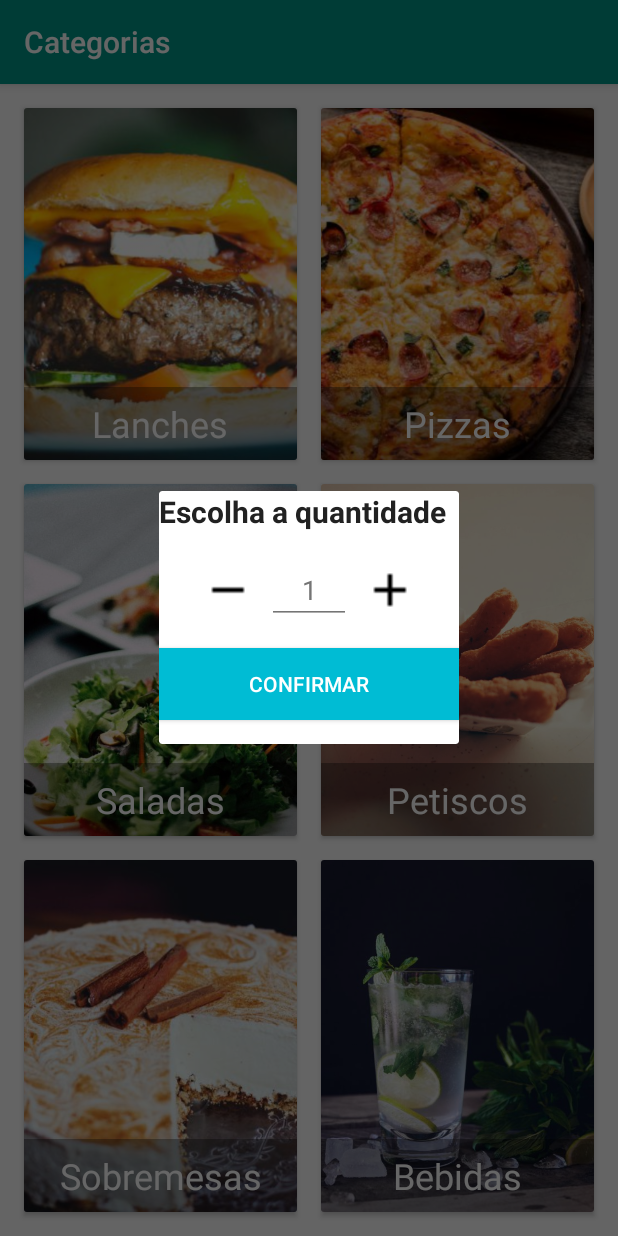
After one commit to FelipeGaleote/AndroidRestaurante, an Android app: the fragment AddProductDialogFragment placed in its activity, on a phone screen of 412 x 824 dp. The commit adds this screen. Run offline under Robolectric (Android 15) with nearby library versions, the phone set to English and light mode, and no system bars; our stand-ins replace ButterKnife; 1 statement that could not run was skipped.

Commit message:
Implementa a tela de pedir produto e a opção de selecionar quantidade

```diff
--- a/app/src/main/java/com/perrest/restaurante/sincpedidos/presentation/adapter/ProductsListAdapter.java
+++ b/app/src/main/java/com/perrest/restaurante/sincpedidos/presentation/adapter/ProductsListAdapter.java
@@ -1,37 +1,45 @@
 package com.perrest.restaurante.sincpedidos.presentation.adapter;
 
 import android.content.Context;
+import android.os.Bundle;
 import android.support.annotation.NonNull;
+import android.support.v4.app.DialogFragment;
+import android.support.v4.app.FragmentManager;
 import android.support.v7.widget.RecyclerView;
 import android.view.LayoutInflater;
 import android.view.View;
 import android.view.ViewGroup;
 import android.widget.ImageView;
 import android.widget.TextView;
+import android.widget.Toast;
 
 import com.perrest.restaurante.sincpedidos.R;
 import com.perrest.restaurante.sincpedidos.domain.entity.Produto;
+import com.perrest.restaurante.sincpedidos.presentation.fragment.AddProductDialogFragment;
 
+import java.io.Serializable;
 import java.util.ArrayList;
 
 import butterknife.BindView;
 import butterknife.ButterKnife;
 
-public class ProductsListAdapter extends RecyclerView.Adapter {
+public class ProductsListAdapter extends RecyclerView.Adapter implements AddProductDialogFragment.OnClickListener, Serializable {
 
     private ArrayList<Produto> products;
     private Context context;
+    private FragmentManager fragmentManager;
 
-    public ProductsListAdapter(Context context, ArrayList<Produto> products) {
+    public ProductsListAdapter(Context context, ArrayList<Produto> products, FragmentManager fragmentManager) {
         this.context = context;
         this.products = products != null ? products : new ArrayList<>();
+        this.fragmentManager = fragmentManager;
     }
 
     @NonNull
     @Override
     public RecyclerView.ViewHolder onCreateViewHolder(@NonNull ViewGroup parent, int viewType) {
         View view = LayoutInflater.from(parent.getContext())
-                .inflate(R.layout.item_product,parent,false);
+                .inflate(R.layout.item_product, parent, false);
         return new ViewHolder(view);
     }
 
@@ -41,12 +49,24 @@ public class ProductsListAdapter extends RecyclerView.Adapter {
         Produto product = products.get(position);
         viewHolder.productName.setText(product.getNome());
         viewHolder.productDescription.setText(product.getDescricao());
-        viewHolder.productPrice.setText(String.format("R$ %.2f",product.getValor()));
+        viewHolder.productPrice.setText(String.format("R$ %.2f", product.getValor()));
+        viewHolder.productBuy.setOnClickListener(v -> {
+            Bundle bundle = new Bundle();
+            bundle.putSerializable("listener", this);
+            DialogFragment dialog = new AddProductDialogFragment();
+            dialog.setArguments(bundle);
+            dialog.show(fragmentManager, "AddProductDialogFragment");
+        });
     }
 
     @Override
     public int getItemCount() {
         return products.size();
+    }
+
+    @Override
+    public void onConfirmClick(String quantity) {
+        Toast.makeText(context, "Você acaba de pedir " + quantity + " produtos!", Toast.LENGTH_LONG).show();
     }
 
     protected class ViewHolder extends RecyclerView.ViewHolder {
@@ -58,10 +78,12 @@ public class ProductsListAdapter extends RecyclerView.Adapter {
         TextView productDescription;
         @BindView(R.id.product_price)
         TextView productPrice;
+        @BindView(R.id.product_buy)
+        ImageView productBuy;
 
         ViewHolder(View itemView) {
             super(itemView);
-            ButterKnife.bind(this,itemView);
+            ButterKnife.bind(this, itemView);
         }
     }
 }
--- /dev/null
+++ b/app/src/main/java/com/perrest/restaurante/sincpedidos/presentation/fragment/AddProductDialogFragment.java
@@ -0,0 +1,66 @@
+package com.perrest.restaurante.sincpedidos.presentation.fragment;
+
+
+import android.os.Bundle;
+import android.support.v4.app.DialogFragment;
+import android.view.LayoutInflater;
+import android.view.View;
+import android.view.ViewGroup;
+import android.widget.Button;
+import android.widget.EditText;
+import android.widget.ImageView;
+
+import com.perrest.restaurante.sincpedidos.R;
+
+import butterknife.BindView;
+import butterknife.ButterKnife;
+
+
+public class AddProductDialogFragment extends DialogFragment {
+
+    public interface OnClickListener {
+        void onConfirmClick(String quantity);
+    }
+
+    @BindView(R.id.dialog_plus_button)
+    protected ImageView plusButton;
+    @BindView(R.id.dialog_minus_button)
+    protected ImageView minusButton;
+    @BindView(R.id.dialog_confirm_button)
+    protected Button confirmButton;
+    @BindView(R.id.dialog_counter)
+    protected EditText quantityEditText;
+
+    private OnClickListener listener;
+    public AddProductDialogFragment() {
+        // Required empty public constructor
+    }
+
+    @Override
+    public View onCreateView(LayoutInflater inflater, ViewGroup container,
+                             Bundle savedInstanceState) {
+        View view = inflater.inflate(R.layout.dialog_add_product, container, false);
+
+        ButterKnife.bind(this,view);
+
+        listener = (OnClickListener) getArguments().getSerializable("listener");
+
+        plusButton.setOnClickListener(v -> {
+            int quantity = Integer.valueOf(quantityEditText.getText().toString());
+            quantity++;
+            quantityEditText.setText(String.valueOf(quantity));
+        });
+
+        minusButton.setOnClickListener(v -> {
+            int quantity = Integer.valueOf(quantityEditText.getText().toString());
+            quantity--;
+            quantityEditText.setText(String.valueOf(quantity));
+        });
+
+        confirmButton.setOnClickListener(v -> {
+            listener.onConfirmClick(quantityEditText.getText().toString());
+            dismiss();
+        });
+        return view;
+    }
+}
--- a/app/src/main/java/com/perrest/restaurante/sincpedidos/presentation/fragment/ProductsListFragment.java
+++ b/app/src/main/java/com/perrest/restaurante/sincpedidos/presentation/fragment/ProductsListFragment.java
@@ -47,7 +47,7 @@ public class ProductsListFragment extends Fragment {
             category = "Produtos";
         }
         ArrayList<Produto> products = generateFakeProducts();
-        ProductsListAdapter adapter = new ProductsListAdapter(getContext(), products);
+        ProductsListAdapter adapter = new ProductsListAdapter(getContext(), products,getActivity().getSupportFragmentManager());
         recyclerView.setAdapter(adapter);
         recyclerView.setLayoutManager(new LinearLayoutManager(getContext()));
         recyclerView.getAdapter().notifyDataSetChanged();
--- /dev/null
+++ b/app/src/main/res/layout/dialog_add_product.xml
@@ -0,0 +1,69 @@
+<?xml version="1.0" encoding="utf-8"?>
+<android.support.constraint.ConstraintLayout xmlns:android="http://schemas.android.com/apk/res/android"
+    android:layout_width="match_parent"
+    android:layout_height="wrap_content"
+    android:layout_margin="8dp"
+    xmlns:app="http://schemas.android.com/apk/res-auto">
+
+    <TextView
+        android:id="@+id/dialog_title"
+        android:layout_width="match_parent"
+        android:layout_height="wrap_content"
+        android:text="Escolha a quantidade"
+        android:textAlignment="center"
+        android:textColor="@color/colorPrimaryText"
+        android:textStyle="bold"
+        android:textSize="20sp"/>
+
+    <LinearLayout
+        android:id="@+id/dialog_quantity_selector"
+        android:layout_width="match_parent"
+        android:layout_height="wrap_content"
+        android:gravity="center"
+        android:layout_margin="16dp"
+        app:layout_constraintTop_toBottomOf="@id/dialog_title"
+        app:layout_constraintStart_toStartOf="parent"
+        app:layout_constraintEnd_toEndOf="parent">
+
+        <ImageView
+            android:id="@+id/dialog_minus_button"
+            android:layout_width="wrap_content"
+            android:layout_height="wrap_content"
+            android:src="@drawable/ic_remove_black" />
+
+        <EditText
+            android:id="@+id/dialog_counter"
+            android:layout_width="56dp"
+            android:layout_height="wrap_content"
+            android:maxLines="1"
+            android:textAlignment="center"
+            android:text="1"
+            android:layout_marginStart="8dp"
+            android:layout_marginEnd="8dp"
+            android:enabled="false"
+            android:textColor="@color/colorSecondaryText"/>
+
+        <ImageView
+            android:id="@+id/dialog_plus_button"
+            android:layout_width="wrap_content"
+            android:layout_height="wrap_content"
+            android:src="@drawable/ic_add_black" />
+
+    </LinearLayout>
+
+    <Button
+        android:id="@+id/dialog_confirm_button"
+        android:layout_width="200dp"
+        android:layout_height="wrap_content"
+        app:layout_constraintTop_toBottomOf="@id/dialog_quantity_selector"
+        app:layout_constraintStart_toStartOf="parent"
+        app:layout_constraintEnd_toEndOf="parent"
+        app:layout_constraintBottom_toBottomOf="parent"
+        android:layout_marginTop="16dp"
+        android:layout_marginBottom="16dp"
+        android:background="@color/colorAccent"
+        android:textColor="@color/colorTextIcons"
+        android:text="Confirmar"
+        />
+
+</android.support.constraint.ConstraintLayout>
```
Also changed, not shown: app/src/main/res/drawable/ic_remove_black.png (added).
